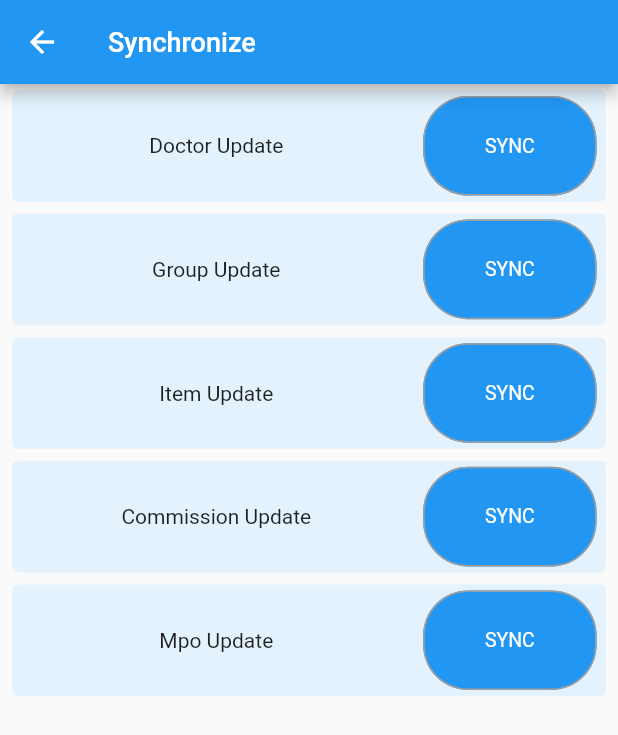
After one commit to zakaria90024/deeplaid_apps_models, a Flutter app: the HomePage screen opened directly, after a tap on "Sync", on a phone screen of 412 x 824 dp. The commit adds this screen. Shown: the top 735 px of the screen. Run offline on Flutter 3.47's test engine with Material 2 defaults, Android fonts, the phone set to English and light mode, and no system bars; our stand-ins replace fluttertoast.

Commit message:
day2 - 19-Feb-2023, 20Feb- Otp, Post Request, 22-DashBoard Design full end.
26-Feb-2023 - Sync Page added.

```diff
--- a/lib/dashboard_deeplaid_apps/home.dart
+++ b/lib/dashboard_deeplaid_apps/home.dart
@@ -1,3 +1,4 @@
+import 'package:deeplaid_apps_models/sync_deeplaid_apps/sync.dart';
 import 'package:flutter/cupertino.dart';
 import 'package:flutter/material.dart';
 
@@ -543,7 +544,12 @@ class _HomePageState extends State<HomePage> {
             Row(
               mainAxisAlignment: MainAxisAlignment.center,
               children: [
-                SizedBox(
+
+                GestureDetector(
+                  onTap: () {
+                    Navigator.push((context), MaterialPageRoute(builder: (context)=>const Sync()));
+                  },
+                child:SizedBox(
                   height: deviceHight * 0.15,
                   width: deviceWidth * 0.45,
                   child: Card(
@@ -563,7 +569,8 @@ class _HomePageState extends State<HomePage> {
                       ],
                     ),
                   ),
-                ),
+                ),),
+
                 SizedBox(
                   height: deviceHight * 0.15,
                   width: deviceWidth * 0.45,
--- /dev/null
+++ b/lib/sync_deeplaid_apps/sync.dart
@@ -0,0 +1,333 @@
+import 'package:flutter/cupertino.dart';
+import 'package:flutter/material.dart';
+
+class Sync extends StatefulWidget {
+  const Sync({Key? key}) : super(key: key);
+
+  @override
+  State<Sync> createState() => _SyncState();
+}
+
+class _SyncState extends State<Sync> {
+  @override
+  Widget build(BuildContext context) {
+    final deviceHight = MediaQuery.of(context).size.height;
+    final deviceWidth = MediaQuery.of(context).size.width;
+    print("height$deviceHight width$deviceWidth");
+
+    return Scaffold(
+      appBar: AppBar(
+        title: Text(
+          "Synchronize",
+          style: TextStyle(fontSize: 18, color: Colors.white),
+        ),
+      ),
+      body: Center(
+        child: Column(
+          children: [
+            SizedBox(
+              height: deviceHight * 0.10,
+              width: deviceWidth * 0.98,
+              child: Card(
+                color: Colors.blue[50],
+                elevation: 0,
+                child: Row(
+                  mainAxisAlignment: MainAxisAlignment.center,
+                  children: [
+                    SizedBox(
+                        height: deviceHight * 0.10,
+                        width: deviceWidth * 0.95,
+                        child: Row(
+                          children: [
+                            SizedBox(
+                              height: deviceHight * 0.30,
+                              width: deviceWidth * 0.65,
+                              child: Center(
+                                child: Text(
+                                  "Doctor Update",
+                                  style:
+                                      TextStyle(fontWeight: FontWeight.normal),
+                                ),
+                              ),
+                            ),
+                            SizedBox(
+                                height: deviceHight * 0.30,
+                                width: deviceWidth * 0.30,
+                                child: GestureDetector(
+                                  onTap: () {
+                                    print("Clicked Doctor Sync");
+                                  },
+                                  child: Card(
+                                    shape: RoundedRectangleBorder(
+                                      side: BorderSide(
+                                        color: Colors.grey,
+                                        width: 1,
+                                      ),
+                                      borderRadius: BorderRadius.circular(30),
+                                    ),
+                                    elevation: 0,
+                                    color: Colors.blue,
+                                    child: Container(
+                                      height: 40,
+                                      width: 70,
+                                      child: Center(
+                                          child: Text(
+                                        "SYNC",
+                                        style: TextStyle(
+                                            fontSize: 13, color: Colors.white),
+                                      )),
+                                    ),
+                                  ),
+                                )),
+                          ],
+                        )),
+                  ],
+                ),
+              ),
+            ),
+            SizedBox(
+              height: deviceHight * 0.10,
+              width: deviceWidth * 0.98,
+              child: Card(
+                color: Colors.blue[50],
+                elevation: 0,
+                child: Row(
+                  mainAxisAlignment: MainAxisAlignment.center,
+                  children: [
+                    SizedBox(
+                        height: deviceHight * 0.10,
+                        width: deviceWidth * 0.95,
+                        child: Row(
+                          children: [
+                            SizedBox(
+                              height: deviceHight * 0.30,
+                              width: deviceWidth * 0.65,
+                              child: Center(
+                                child: Text(
+                                  "Group Update",
+                                  style:
+                                      TextStyle(fontWeight: FontWeight.normal),
+                                ),
+                              ),
+                            ),
+                            SizedBox(
+                                height: deviceHight * 0.30,
+                                width: deviceWidth * 0.30,
+                                child: GestureDetector(
+                                  onTap: () {
+                                    print("Clicked Doctor Sync");
+                                  },
+                                  child: Card(
+                                    shape: RoundedRectangleBorder(
+                                      side: BorderSide(
+                                        color: Colors.grey,
+                                        width: 1,
+                                      ),
+                                      borderRadius: BorderRadius.circular(30),
+                                    ),
+                                    elevation: 0,
+                                    color: Colors.blue,
+                                    child: Container(
+                                      height: 40,
+                                      width: 70,
+                                      child: Center(
+                                          child: Text(
+                                        "SYNC",
+                                        style: TextStyle(
+                                            fontSize: 13, color: Colors.white),
+                                      )),
+                                    ),
+                                  ),
+                                )),
+                          ],
+                        )),
+                  ],
+                ),
+              ),
+            ),
+            SizedBox(
+              height: deviceHight * 0.10,
+              width: deviceWidth * 0.98,
+              child: Card(
+                color: Colors.blue[50],
+                elevation: 0,
+                child: Row(
+                  mainAxisAlignment: MainAxisAlignment.center,
+                  children: [
+                    SizedBox(
+                        height: deviceHight * 0.10,
+                        width: deviceWidth * 0.95,
+                        child: Row(
+                          children: [
+                            SizedBox(
+                              height: deviceHight * 0.30,
+                              width: deviceWidth * 0.65,
+                              child: Center(
+                                child: Text(
+                                  "Item Update",
+                                  style:
+                                      TextStyle(fontWeight: FontWeight.normal),
+                                ),
+                              ),
+                            ),
+                            SizedBox(
+                                height: deviceHight * 0.30,
+                                width: deviceWidth * 0.30,
+                                child: GestureDetector(
+                                  onTap: () {
+                                    print("Clicked Doctor Sync");
+                                  },
+                                  child: Card(
+                                    shape: RoundedRectangleBorder(
+                                      side: BorderSide(
+                                        color: Colors.grey,
+                                        width: 1,
+                                      ),
+                                      borderRadius: BorderRadius.circular(30),
+                                    ),
+                                    elevation: 0,
+                                    color: Colors.blue,
+                                    child: Container(
+                                      height: 40,
+                                      width: 70,
+                                      child: Center(
+                                          child: Text(
+                                        "SYNC",
+                                        style: TextStyle(
+                                            fontSize: 13, color: Colors.white),
+                                      )),
+                                    ),
+                                  ),
+                                )),
+                          ],
+                        )),
+                  ],
+                ),
+              ),
+            ),
+            SizedBox(
+              height: deviceHight * 0.10,
+              width: deviceWidth * 0.98,
+              child: Card(
+                color: Colors.blue[50],
+                elevation: 0,
+                child: Row(
+                  mainAxisAlignment: MainAxisAlignment.center,
+                  children: [
+                    SizedBox(
+                        height: deviceHight * 0.10,
+                        width: deviceWidth * 0.95,
+                        child: Row(
+                          children: [
+                            SizedBox(
+                              height: deviceHight * 0.30,
+                              width: deviceWidth * 0.65,
+                              child: Center(
+                                child: Text(
+                                  "Commission Update",
+                                  style:
+                                      TextStyle(fontWeight: FontWeight.normal),
+                                ),
+                              ),
+                            ),
+                            SizedBox(
+                                height: deviceHight * 0.30,
+                                width: deviceWidth * 0.30,
+                                child: GestureDetector(
+                                  onTap: () {
+                                    print("Clicked Doctor Sync");
+                                  },
+                                  child: Card(
+                                    shape: RoundedRectangleBorder(
+                                      side: BorderSide(
+                                        color: Colors.grey,
+                                        width: 1,
+                                      ),
+                                      borderRadius: BorderRadius.circular(30),
+                                    ),
+                                    elevation: 0,
+                                    color: Colors.blue,
+                                    child: Container(
+                                      height: 40,
+                                      width: 70,
+                                      child: Center(
+                                          child: Text(
+                                        "SYNC",
+                                        style: TextStyle(
+                                            fontSize: 13, color: Colors.white),
+                                      )),
+                                    ),
+                                  ),
+                                )),
+                          ],
+                        )),
+                  ],
+                ),
+              ),
+            ),
+            SizedBox(
+              height: deviceHight * 0.10,
+              width: deviceWidth * 0.98,
+              child: Card(
+                color: Colors.blue[50],
+                elevation: 0,
+                child: Row(
+                  mainAxisAlignment: MainAxisAlignment.center,
+                  children: [
+                    SizedBox(
+                        height: deviceHight * 0.10,
+                        width: deviceWidth * 0.95,
+                        child: Row(
+                          children: [
+                            SizedBox(
+                              height: deviceHight * 0.30,
+                              width: deviceWidth * 0.65,
+                              child: Center(
+                                child: Text(
+                                  "Mpo Update",
+                                  style:
+                                      TextStyle(fontWeight: FontWeight.normal),
+                                ),
+                              ),
+                            ),
+                            SizedBox(
+                                height: deviceHight * 0.30,
+                                width: deviceWidth * 0.30,
+                                child: GestureDetector(
+                                  onTap: () {
+                                    print("Clicked Doctor Sync");
+                                  },
+                                  child: Card(
+                                    shape: RoundedRectangleBorder(
+                                      side: BorderSide(
+                                        color: Colors.grey,
+                                        width: 1,
+                                      ),
+                                      borderRadius: BorderRadius.circular(30),
+                                    ),
+                                    elevation: 0,
+                                    color: Colors.blue,
+                                    child: Container(
+                                      height: 40,
+                                      width: 70,
+                                      child: Center(
+                                          child: Text(
+                                        "SYNC",
+                                        style: TextStyle(
+                                            fontSize: 13, color: Colors.white),
+                                      )),
+                                    ),
+                                  ),
+                                )),
+                          ],
+                        )),
+                  ],
+                ),
+              ),
+            ),
+          ],
+        ),
+      ),
+    );
+  }
+}
```
